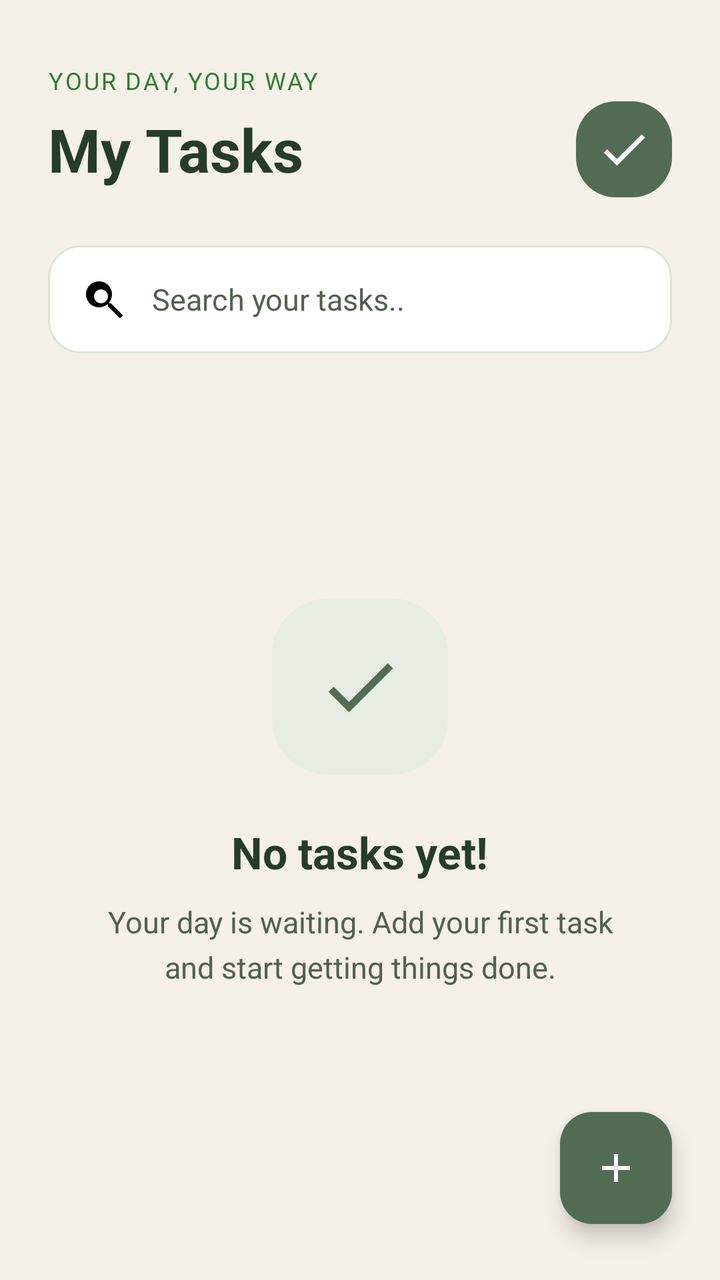
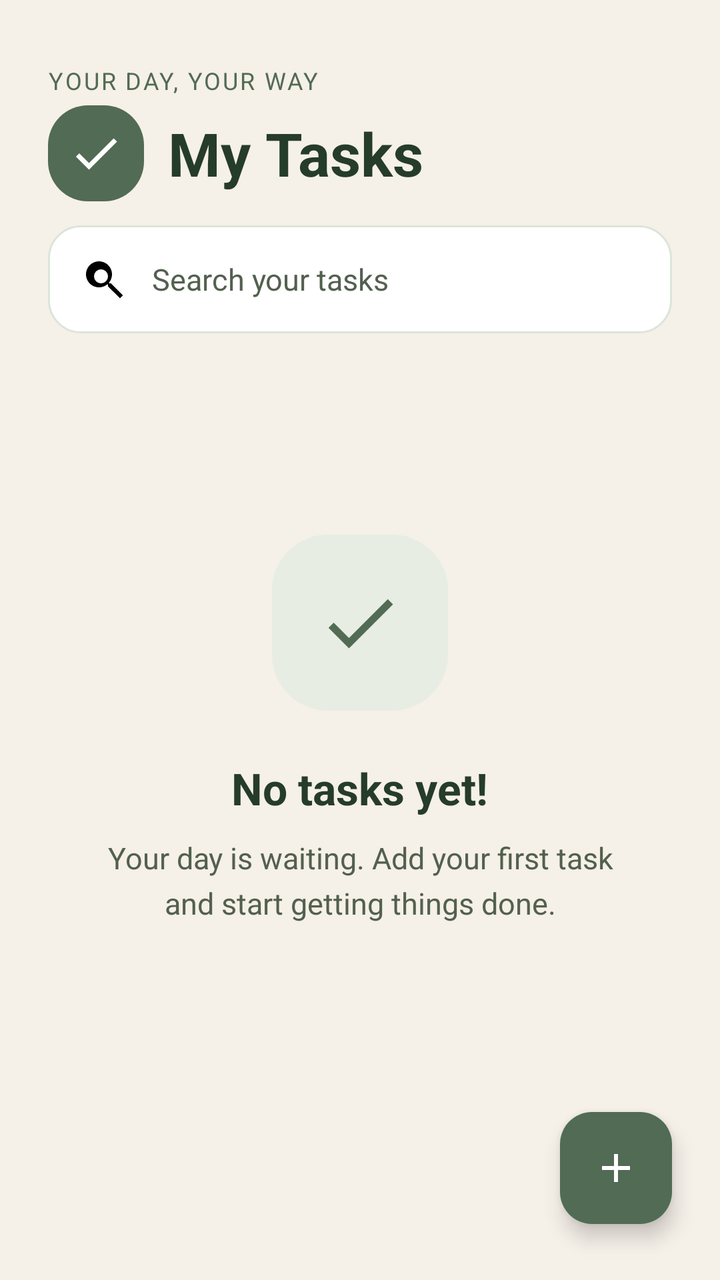

An Android layout rendered at two revisions. The XML below is the earlier revision; the diff shows what the commit changed to produce the second picture.
<!-- AndroidManifest.xml: application theme Theme.MyTodoApp -->
<!-- res/layout/fragment_home.xml -->
<?xml version="1.0" encoding="UTF-8" ?>
<androidx.constraintlayout.widget.ConstraintLayout
    xmlns:android="http://schemas.android.com/apk/res/android"
    xmlns:app="http://schemas.android.com/apk/res-auto"
    xmlns:tools="http://schemas.android.com/tools"
    android:id="@+id/main"
    android:layout_width="match_parent"
    android:layout_height="match_parent"
    android:fitsSystemWindows="true"
    android:background="#F5F0E8">


    <com.google.android.material.textview.MaterialTextView
        android:id="@+id/tvSubtitle"
        android:layout_width="wrap_content"
        android:layout_height="wrap_content"
        android:layout_marginStart="24dp"
        android:layout_marginTop="32dp"
        android:letterSpacing="0.08"
        android:text="@string/home_subtitle"
        android:textColor="#2E7D32"
        android:textSize="12sp"
        app:layout_constraintStart_toStartOf="parent"
        app:layout_constraintTop_toTopOf="parent" />

    <com.google.android.material.textview.MaterialTextView
        android:id="@+id/tvHomeTitle"
        android:layout_width="wrap_content"
        android:layout_height="wrap_content"
        android:layout_marginStart="24dp"
        android:layout_marginTop="6dp"
        android:text="@string/home_title"
        android:textColor="#263C2B"
        android:textSize="30sp"
        android:textStyle="bold"
        app:layout_constraintStart_toStartOf="parent"
        app:layout_constraintTop_toBottomOf="@id/tvSubtitle" />

    <ImageView
        android:id="@+id/ivAppIcon"
        android:layout_width="48dp"
        android:layout_height="48dp"
        android:layout_marginEnd="24dp"
        android:contentDescription="@string/app_icon_description"
        android:background="@drawable/splash_icon_background"
        android:padding="10dp"
        android:src="@drawable/ic_task_check"
        app:tint="#FFFFFF"
        app:layout_constraintEnd_toEndOf="parent"
        app:layout_constraintTop_toTopOf="@id/tvHomeTitle"
        app:layout_constraintBottom_toBottomOf="@id/tvHomeTitle" />

    <EditText
        android:id="@+id/etSearchTasks"
        android:layout_width="0dp"
        android:layout_height="54dp"
        android:layout_marginStart="24dp"
        android:layout_marginTop="28dp"
        android:layout_marginEnd="24dp"
        android:background="@drawable/bg_search"
        android:drawableStart="@drawable/ic_search"
        android:drawablePadding="12dp"
        android:hint="@string/search_tasks_hint"
        android:imeOptions="actionSearch"
        android:inputType="text"
        android:importantForAutofill="no"
        android:paddingStart="16dp"
        android:paddingEnd="16dp"
        android:singleLine="true"
        android:textColor="#263C2B"
        android:textColorHint="#53604F"
        android:textSize="15sp"
        app:layout_constraintWidth_max="488dp"
        app:layout_constraintEnd_toEndOf="parent"
        app:layout_constraintStart_toStartOf="parent"
        app:layout_constraintTop_toBottomOf="@id/tvHomeTitle" />


    <androidx.recyclerview.widget.RecyclerView
        android:id="@+id/recyclerTasks"
        android:layout_width="0dp"
        android:layout_height="0dp"
        android:layout_marginStart="16dp"
        android:layout_marginTop="12dp"
        android:layout_marginEnd="16dp"
        android:paddingBottom="88dp"
        android:clipToPadding="false"
        android:overScrollMode="never"
        android:scrollbars="vertical"
        android:visibility="gone"
        app:layout_constraintTop_toBottomOf="@id/etSearchTasks"
        app:layout_constraintBottom_toBottomOf="parent"
        app:layout_constraintStart_toStartOf="parent"
        app:layout_constraintEnd_toEndOf="parent" />


    <LinearLayout
        android:id="@+id/layoutEmptyState"
        android:layout_width="0dp"
        android:layout_height="wrap_content"
        android:layout_marginStart="32dp"
        android:layout_marginEnd="32dp"
        android:orientation="vertical"
        android:gravity="center"
        android:padding="16dp"
        app:layout_constraintBottom_toBottomOf="parent"
        app:layout_constraintEnd_toEndOf="parent"
        app:layout_constraintStart_toStartOf="parent"
        app:layout_constraintTop_toBottomOf="@id/etSearchTasks"
        app:layout_constraintVertical_bias="0.45">

        <ImageView
            android:layout_width="88dp"
            android:layout_height="88dp"
            android:background="@drawable/bg_empty_icon"
            android:padding="22dp"
            android:src="@drawable/ic_task_check"
            android:contentDescription="@string/empty_state_icon_description"
            app:tint="#526B55" />

        <com.google.android.material.textview.MaterialTextView
            android:id="@+id/tvEmptyTitle"
            android:layout_width="wrap_content"
            android:layout_height="wrap_content"
            android:layout_marginTop="24dp"
            android:text="@string/empty_tasks_title"
            android:textColor="#263C2B"
            android:textSize="22sp"
            android:textStyle="bold" />

        <com.google.android.material.textview.MaterialTextView
            android:id="@+id/tvEmptyDescription"
            android:layout_width="wrap_content"
            android:layout_height="wrap_content"
            android:layout_marginTop="10dp"
            android:gravity="center"
            android:text="@string/empty_tasks_description"
            android:textColor="#53604F"
            android:textSize="15sp"
            android:lineSpacingExtra="5dp" />

    </LinearLayout>

    <com.google.android.material.floatingactionbutton.FloatingActionButton
        android:id="@+id/fabAddTask"
        android:layout_width="wrap_content"
        android:layout_height="wrap_content"
        android:layout_marginEnd="24dp"
        android:layout_marginBottom="28dp"
        android:contentDescription="@string/add_task_description"
        android:src="@drawable/ic_add"
        app:backgroundTint="#526B55"
        app:elevation="6dp"
        app:layout_constraintBottom_toBottomOf="parent"
        app:layout_constraintEnd_toEndOf="parent"
        app:tint="#FFFFFF"
        tools:ignore="ClassNameCheck" />

</androidx.constraintlayout.widget.ConstraintLayout>
<!-- resources referenced by this layout -->
<resources>
  <!-- drawable bg_empty_icon (drawable) -->
  <?xml version="1.0" encoding="utf-8"?>
  <shape xmlns:android="http://schemas.android.com/apk/res/android"
      android:shape="rectangle">
  
      <solid android:color="#E7EDE2" />
  
      <corners android:radius="28dp" />
  
  </shape>
  <!-- drawable bg_search (drawable) -->
  <?xml version="1.0" encoding="utf-8"?>
  <shape xmlns:android="http://schemas.android.com/apk/res/android"
      android:shape="rectangle">
  
      <solid android:color="#FFFFFF" />
  
      <stroke
          android:width="1dp"
          android:color="#DCE5D8" />
  
      <corners android:radius="16dp" />
  
  </shape>
  <!-- drawable ic_add (drawable) -->
  <?xml version="1.0" encoding="utf-8"?>
  <vector xmlns:android="http://schemas.android.com/apk/res/android"
      android:width="24dp"
      android:height="24dp"
      android:viewportWidth="24"
      android:viewportHeight="24">
  
      <path
          android:fillColor="#FF000000"
          android:pathData="M19,13h-6v6h-2v-6H5v-2h6V5h2v6h6z" />
  
  </vector>
  <!-- drawable ic_search (drawable) -->
  <?xml version="1.0" encoding="utf-8"?>
  <vector xmlns:android="http://schemas.android.com/apk/res/android"
      android:width="24dp"
      android:height="24dp"
      android:viewportWidth="24"
      android:viewportHeight="24">
  
      <path
          android:fillColor="#FF000000"
          android:pathData="M15.5,14h-0.79l-0.28,-0.27a6.5,6.5 0,1,0 -0.71,0.71l0.27,0.28v0.78L20,21.49 21.49,20l-5.99,-6zM10.5,14A3.5,3.5 0,1,1 10.5,7a3.5,3.5 0,0,1 0,7z" />
  
  </vector>
  <!-- drawable ic_task_check (drawable) -->
  <?xml version="1.0" encoding="utf-8"?>
  <vector xmlns:android="http://schemas.android.com/apk/res/android"
      android:width="24dp"
      android:height="24dp"
      android:viewportWidth="24"
      android:viewportHeight="24">
  
      <path
          android:fillColor="#FF000000"
          android:pathData="M9,16.17L4.83,12 3.41,13.41 9,19 21,7 19.59,5.59z" />
  
  </vector>
  <!-- drawable splash_icon_background (drawable) -->
  <?xml version="1.0" encoding="utf-8"?>
  <shape xmlns:android="http://schemas.android.com/apk/res/android"
      android:shape="rectangle">
  
      <solid android:color="#526B55" />
  
      <corners android:radius="20dp" />
  
  </shape>
  <string name="add_task_description">Add a new task</string>
  <string name="app_icon_description">Task Buddy app icon</string>
  <string name="empty_state_icon_description">Task checklist illustration</string>
  <string name="empty_tasks_description">Your day is waiting. Add your first task and start getting things done.</string>
  <string name="empty_tasks_title">No tasks yet!</string>
  <string name="home_subtitle">YOUR DAY, YOUR WAY</string>
  <string name="home_title">My Tasks</string>
  <string name="search_tasks_hint">Search your tasks..</string>
  <style name="Theme.MyTodoApp" parent="Base.Theme.MyTodoApp" />
  <style name="Base.Theme.MyTodoApp" parent="Theme.Material3.DayNight.NoActionBar">
          
          
      </style>
</resources>

<!-- the commit's change to res/layout/fragment_home.xml (unified diff, before → after) -->
@@ -7,8 +7,7 @@
     android:layout_width="match_parent"
     android:layout_height="match_parent"
     android:fitsSystemWindows="true"
-    android:background="#F5F0E8">
-
+    android:background="@color/app_background">
 
     <com.google.android.material.textview.MaterialTextView
         android:id="@+id/tvSubtitle"
@@ -18,63 +17,64 @@
         android:layout_marginTop="32dp"
         android:letterSpacing="0.08"
         android:text="@string/home_subtitle"
-        android:textColor="#2E7D32"
+        android:textColor="@color/green_primary"
         android:textSize="12sp"
         app:layout_constraintStart_toStartOf="parent"
         app:layout_constraintTop_toTopOf="parent" />
+
 
     <com.google.android.material.textview.MaterialTextView
         android:id="@+id/tvHomeTitle"
         android:layout_width="wrap_content"
         android:layout_height="wrap_content"
-        android:layout_marginStart="24dp"
-        android:layout_marginTop="6dp"
+        android:layout_marginStart="12dp"
+        android:layout_marginTop="8dp"
         android:text="@string/home_title"
-        android:textColor="#263C2B"
+        android:textColor="@color/text_primary"
         android:textSize="30sp"
         android:textStyle="bold"
-        app:layout_constraintStart_toStartOf="parent"
+        app:layout_constraintStart_toEndOf="@id/ivAppIcon"
         app:layout_constraintTop_toBottomOf="@id/tvSubtitle" />
 
     <ImageView
         android:id="@+id/ivAppIcon"
         android:layout_width="48dp"
         android:layout_height="48dp"
-        android:layout_marginEnd="24dp"
+        android:layout_marginStart="24dp"
+        android:background="@drawable/splash_icon_background"
         android:contentDescription="@string/app_icon_description"
-        android:background="@drawable/splash_icon_background"
         android:padding="10dp"
         android:src="@drawable/ic_task_check"
-        app:tint="#FFFFFF"
-        app:layout_constraintEnd_toEndOf="parent"
+        app:layout_constraintStart_toStartOf="parent"
         app:layout_constraintTop_toTopOf="@id/tvHomeTitle"
-        app:layout_constraintBottom_toBottomOf="@id/tvHomeTitle" />
+        app:layout_constraintBottom_toBottomOf="@id/tvHomeTitle"
+        app:tint="@color/white" />
 
     <EditText
         android:id="@+id/etSearchTasks"
         android:layout_width="0dp"
         android:layout_height="54dp"
         android:layout_marginStart="24dp"
-        android:layout_marginTop="28dp"
+        android:layout_marginTop="16dp"
         android:layout_marginEnd="24dp"
         android:background="@drawable/bg_search"
         android:drawableStart="@drawable/ic_search"
         android:drawablePadding="12dp"
         android:hint="@string/search_tasks_hint"
         android:imeOptions="actionSearch"
+        android:importantForAutofill="no"
         android:inputType="text"
-        android:importantForAutofill="no"
         android:paddingStart="16dp"
         android:paddingEnd="16dp"
         android:singleLine="true"
-        android:textColor="#263C2B"
-        android:textColorHint="#53604F"
+        android:textColor="@color/text_primary"
+        android:textColorHint="@color/text_secondary"
         android:textSize="15sp"
-        app:layout_constraintWidth_max="488dp"
         app:layout_constraintEnd_toEndOf="parent"
+        app:layout_constraintHorizontal_bias="0.0"
         app:layout_constraintStart_toStartOf="parent"
-        app:layout_constraintTop_toBottomOf="@id/tvHomeTitle" />
-
+        app:layout_constraintTop_toBottomOf="@id/tvHomeTitle"
+        app:layout_constraintWidth_max="488dp" />
 
     <androidx.recyclerview.widget.RecyclerView
         android:id="@+id/recyclerTasks"
@@ -93,30 +93,30 @@
         app:layout_constraintStart_toStartOf="parent"
         app:layout_constraintEnd_toEndOf="parent" />
 
-
     <LinearLayout
         android:id="@+id/layoutEmptyState"
         android:layout_width="0dp"
         android:layout_height="wrap_content"
         android:layout_marginStart="32dp"
         android:layout_marginEnd="32dp"
+        android:gravity="center"
         android:orientation="vertical"
-        android:gravity="center"
         android:padding="16dp"
         app:layout_constraintBottom_toBottomOf="parent"
         app:layout_constraintEnd_toEndOf="parent"
+        app:layout_constraintHorizontal_bias="0.0"
         app:layout_constraintStart_toStartOf="parent"
         app:layout_constraintTop_toBottomOf="@id/etSearchTasks"
-        app:layout_constraintVertical_bias="0.45">
+        app:layout_constraintVertical_bias="0.343">
 
         <ImageView
             android:layout_width="88dp"
             android:layout_height="88dp"
             android:background="@drawable/bg_empty_icon"
+            android:contentDescription="@string/empty_state_icon_description"
             android:padding="22dp"
             android:src="@drawable/ic_task_check"
-            android:contentDescription="@string/empty_state_icon_description"
-            app:tint="#526B55" />
+            app:tint="@color/green_primary" />
 
         <com.google.android.material.textview.MaterialTextView
             android:id="@+id/tvEmptyTitle"
@@ -124,7 +124,7 @@
             android:layout_height="wrap_content"
             android:layout_marginTop="24dp"
             android:text="@string/empty_tasks_title"
-            android:textColor="#263C2B"
+            android:textColor="@color/text_primary"
             android:textSize="22sp"
             android:textStyle="bold" />
 
@@ -134,10 +134,10 @@
             android:layout_height="wrap_content"
             android:layout_marginTop="10dp"
             android:gravity="center"
+            android:lineSpacingExtra="5dp"
             android:text="@string/empty_tasks_description"
-            android:textColor="#53604F"
-            android:textSize="15sp"
-            android:lineSpacingExtra="5dp" />
+            android:textColor="@color/text_secondary"
+            android:textSize="15sp" />
 
     </LinearLayout>
 
@@ -149,11 +149,11 @@
         android:layout_marginBottom="28dp"
         android:contentDescription="@string/add_task_description"
         android:src="@drawable/ic_add"
-        app:backgroundTint="#526B55"
+        app:backgroundTint="@color/green_primary"
         app:elevation="6dp"
         app:layout_constraintBottom_toBottomOf="parent"
         app:layout_constraintEnd_toEndOf="parent"
-        app:tint="#FFFFFF"
+        app:tint="@color/white"
         tools:ignore="ClassNameCheck" />
 
 </androidx.constraintlayout.widget.ConstraintLayout>
<!-- resource entries referenced after the edit -->
@@ -1,5 +1,10 @@
 <!-- resources referenced by this layout -->
 <resources>
+  <color name="app_background">#F5F0E8</color>
+  <color name="green_primary">#526B55</color>
+  <color name="text_primary">#263C2B</color>
+  <color name="text_secondary">#53604F</color>
+  <color name="white">#FFFFFFFF</color>
   <!-- drawable bg_empty_icon (drawable) -->
   <?xml version="1.0" encoding="utf-8"?>
   <shape xmlns:android="http://schemas.android.com/apk/res/android"
@@ -80,7 +85,7 @@
   <string name="empty_tasks_title">No tasks yet!</string>
   <string name="home_subtitle">YOUR DAY, YOUR WAY</string>
   <string name="home_title">My Tasks</string>
-  <string name="search_tasks_hint">Search your tasks..</string>
+  <string name="search_tasks_hint">Search your tasks</string>
   <style name="Theme.MyTodoApp" parent="Base.Theme.MyTodoApp" />
   <style name="Base.Theme.MyTodoApp" parent="Theme.Material3.DayNight.NoActionBar">
           
